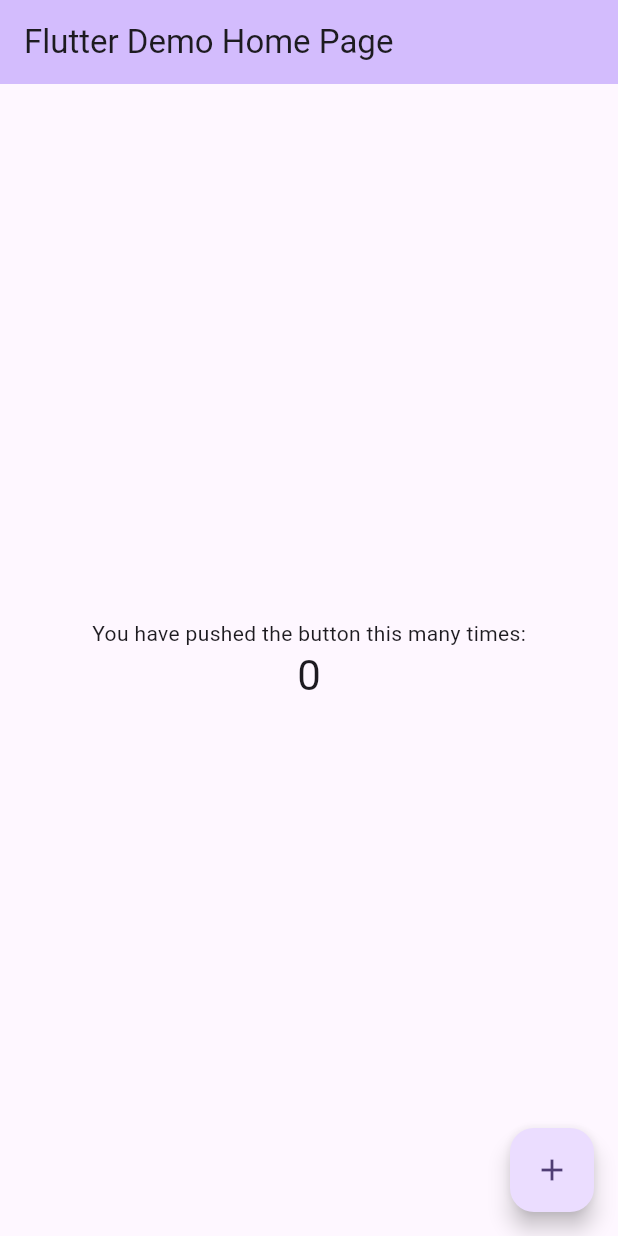
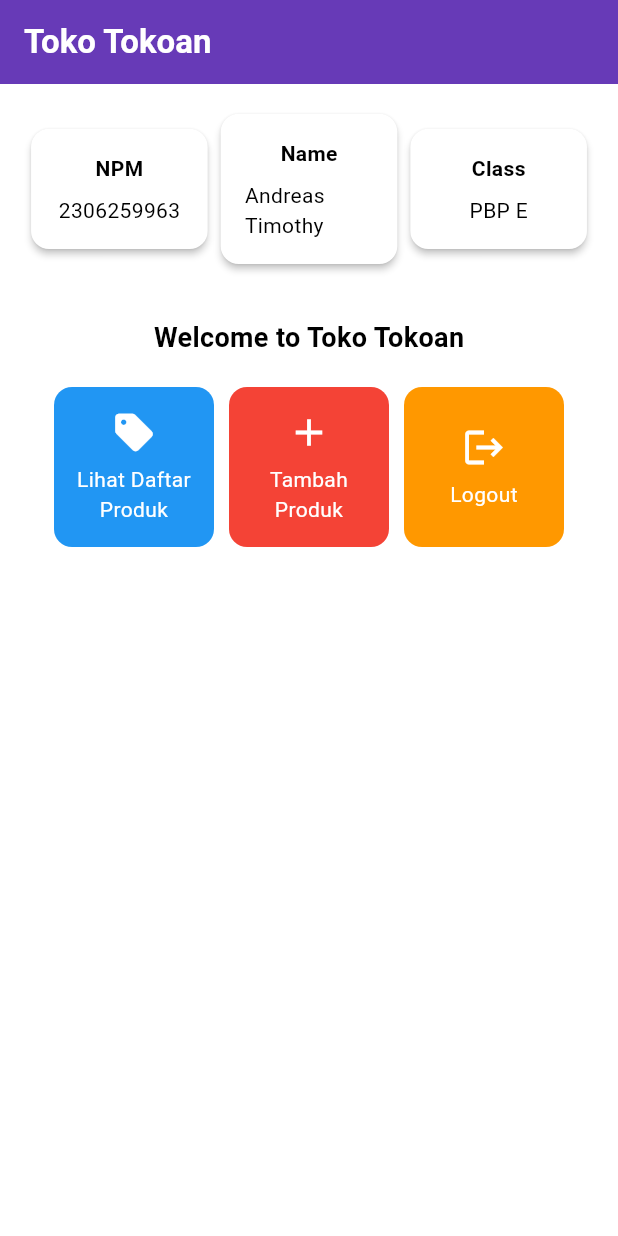
Before and after one commit to andreast12/toko-tokoan-mobile, a Flutter app: the screen it shows after launch, on a phone screen of 412 x 824 dp. Run offline on Flutter 3.47's test engine with Material 3 defaults, Android fonts, the phone set to English and light mode, and no system bars.

Commit message:
selesai tugas 7

```diff
--- a/lib/main.dart
+++ b/lib/main.dart
@@ -1,4 +1,5 @@
 import 'package:flutter/material.dart';
+import 'package:toko_tokoan/menu.dart';
 
 void main() {
   runApp(const MyApp());
@@ -28,98 +29,11 @@
           //
           // This works for code too, not just values: Most code changes can be
           // tested with just a hot reload.
-        colorScheme: ColorScheme.fromSeed(seedColor: Colors.deepPurple),
+          colorScheme: ColorScheme.fromSwatch(
+            primarySwatch: Colors.deepPurple,
+          ).copyWith(secondary: Colors.deepPurple[400]),
           useMaterial3: true,
         ),
-      home: const MyHomePage(title: 'Flutter Demo Home Page'),
-    );
+        home: MyHomePage());
   }
 }
-
-class MyHomePage extends StatefulWidget {
-  const MyHomePage({super.key, required this.title});
-
-  // This widget is the home page of your application. It is stateful, meaning
-  // that it has a State object (defined below) that contains fields that affect
-  // how it looks.
-
-  // This class is the configuration for the state. It holds the values (in this
-  // case the title) provided by the parent (in this case the App widget) and
-  // used by the build method of the State. Fields in a Widget subclass are
-  // always marked "final".
-
-  final String title;
-
-  @override
-  State<MyHomePage> createState() => _MyHomePageState();
-}
-
-class _MyHomePageState extends State<MyHomePage> {
-  int _counter = 0;
-
-  void _incrementCounter() {
-    setState(() {
-      // This call to setState tells the Flutter framework that something has
-      // changed in this State, which causes it to rerun the build method below
-      // so that the display can reflect the updated values. If we changed
-      // _counter without calling setState(), then the build method would not be
-      // called again, and so nothing would appear to happen.
-      _counter++;
-    });
-  }
-
-  @override
-  Widget build(BuildContext context) {
-    // This method is rerun every time setState is called, for instance as done
-    // by the _incrementCounter method above.
-    //
-    // The Flutter framework has been optimized to make rerunning build methods
-    // fast, so that you can just rebuild anything that needs updating rather
-    // than having to individually change instances of widgets.
-    return Scaffold(
-      appBar: AppBar(
-        // TRY THIS: Try changing the color here to a specific color (to
-        // Colors.amber, perhaps?) and trigger a hot reload to see the AppBar
-        // change color while the other colors stay the same.
-        backgroundColor: Theme.of(context).colorScheme.inversePrimary,
-        // Here we take the value from the MyHomePage object that was created by
-        // the App.build method, and use it to set our appbar title.
-        title: Text(widget.title),
-      ),
-      body: Center(
-        // Center is a layout widget. It takes a single child and positions it
-        // in the middle of the parent.
-        child: Column(
-          // Column is also a layout widget. It takes a list of children and
-          // arranges them vertically. By default, it sizes itself to fit its
-          // children horizontally, and tries to be as tall as its parent.
-          //
-          // Column has various properties to control how it sizes itself and
-          // how it positions its children. Here we use mainAxisAlignment to
-          // center the children vertically; the main axis here is the vertical
-          // axis because Columns are vertical (the cross axis would be
-          // horizontal).
-          //
-          // TRY THIS: Invoke "debug painting" (choose the "Toggle Debug Paint"
-          // action in the IDE, or press "p" in the console), to see the
-          // wireframe for each widget.
-          mainAxisAlignment: MainAxisAlignment.center,
-          children: <Widget>[
-            const Text(
-              'You have pushed the button this many times:',
-            ),
-            Text(
-              '$_counter',
-              style: Theme.of(context).textTheme.headlineMedium,
-            ),
-          ],
-        ),
-      ),
-      floatingActionButton: FloatingActionButton(
-        onPressed: _incrementCounter,
-        tooltip: 'Increment',
-        child: const Icon(Icons.add),
-      ), // This trailing comma makes auto-formatting nicer for build methods.
-    );
-  }
-}
--- /dev/null
+++ b/lib/menu.dart
@@ -0,0 +1,187 @@
+import 'package:flutter/material.dart';
+
+class MyHomePage extends StatelessWidget {
+  final String npm = '2306259963'; // NPM
+  final String name = 'Andreas Timothy'; // Nama
+  final String className = 'PBP E'; // Kelas
+  final List<ItemHomepage> items = [
+    ItemHomepage("Lihat Daftar Produk", Icons.sell, Colors.blue),
+    ItemHomepage("Tambah Produk", Icons.add, Colors.red),
+    ItemHomepage("Logout", Icons.logout, Colors.orange),
+  ];
+
+  MyHomePage({super.key});
+
+  @override
+  Widget build(BuildContext context) {
+    // Scaffold menyediakan struktur dasar halaman dengan AppBar dan body.
+    return Scaffold(
+      // AppBar adalah bagian atas halaman yang menampilkan judul.
+      appBar: AppBar(
+        // Judul aplikasi "Toko Tokoan" dengan teks putih dan tebal.
+        title: const Text(
+          'Toko Tokoan',
+          style: TextStyle(
+            color: Colors.white,
+            fontWeight: FontWeight.bold,
+          ),
+        ),
+        // Warna latar belakang AppBar diambil dari skema warna tema aplikasi.
+        backgroundColor: Theme.of(context).colorScheme.primary,
+      ),
+      // Body halaman dengan padding di sekelilingnya.
+      body: Padding(
+        padding: const EdgeInsets.all(16.0),
+        // Menyusun widget secara vertikal dalam sebuah kolom.
+        child: Column(
+          crossAxisAlignment: CrossAxisAlignment.center,
+          children: [
+            // Row untuk menampilkan 3 InfoCard secara horizontal.
+            Row(
+              mainAxisAlignment: MainAxisAlignment.spaceEvenly,
+              children: [
+                InfoCard(title: 'NPM', content: npm),
+                InfoCard(title: 'Name', content: name),
+                InfoCard(title: 'Class', content: className),
+              ],
+            ),
+
+            // Memberikan jarak vertikal 16 unit.
+            const SizedBox(height: 16.0),
+
+            // Menempatkan widget berikutnya di tengah halaman.
+            Center(
+              child: Column(
+                // Menyusun teks dan grid item secara vertikal.
+
+                children: [
+                  // Menampilkan teks sambutan dengan gaya tebal dan ukuran 18.
+                  const Padding(
+                    padding: EdgeInsets.only(top: 16.0),
+                    child: Text(
+                      'Welcome to Toko Tokoan',
+                      style: TextStyle(
+                        fontWeight: FontWeight.bold,
+                        fontSize: 18.0,
+                      ),
+                    ),
+                  ),
+
+                  // Grid untuk menampilkan ItemCard dalam bentuk grid 3 kolom.
+                  GridView.count(
+                    primary: true,
+                    padding: const EdgeInsets.all(20),
+                    crossAxisSpacing: 10,
+                    mainAxisSpacing: 10,
+                    crossAxisCount: 3,
+                    // Agar grid menyesuaikan tinggi kontennya.
+                    shrinkWrap: true,
+
+                    // Menampilkan ItemCard untuk setiap item dalam list items.
+                    children: items.map((ItemHomepage item) {
+                      return ItemCard(item);
+                    }).toList(),
+                  ),
+                ],
+              ),
+            ),
+          ],
+        ),
+      ),
+    );
+  }
+}
+
+class ItemHomepage {
+  final String name;
+  final IconData icon;
+  final MaterialColor color;
+
+  ItemHomepage(this.name, this.icon, this.color);
+}
+
+class InfoCard extends StatelessWidget {
+  // Kartu informasi yang menampilkan title dan content.
+
+  final String title; // Judul kartu.
+  final String content; // Isi kartu.
+
+  const InfoCard({super.key, required this.title, required this.content});
+
+  @override
+  Widget build(BuildContext context) {
+    return Card(
+      // Membuat kotak kartu dengan bayangan dibawahnya.
+      elevation: 2.0,
+      child: Container(
+        // Mengatur ukuran dan jarak di dalam kartu.
+        width: MediaQuery.of(context).size.width /
+            3.5, // menyesuaikan dengan lebar device yang digunakan.
+        padding: const EdgeInsets.all(16.0),
+        // Menyusun title dan content secara vertikal.
+        child: Column(
+          children: [
+            Text(
+              title,
+              style: const TextStyle(fontWeight: FontWeight.bold),
+            ),
+            const SizedBox(height: 8.0),
+            Text(content),
+          ],
+        ),
+      ),
+    );
+  }
+}
+
+class ItemCard extends StatelessWidget {
+  // Menampilkan kartu dengan ikon dan nama.
+
+  final ItemHomepage item;
+
+  const ItemCard(this.item, {super.key});
+
+  @override
+  Widget build(BuildContext context) {
+    return Material(
+      // Menentukan warna latar belakang dari tema aplikasi.
+      color: item.color,
+      // Membuat sudut kartu melengkung.
+      borderRadius: BorderRadius.circular(12),
+
+      child: InkWell(
+        // Aksi ketika kartu ditekan.
+        onTap: () {
+          // Menampilkan pesan SnackBar saat kartu ditekan.
+          ScaffoldMessenger.of(context)
+            ..hideCurrentSnackBar()
+            ..showSnackBar(SnackBar(
+                content: Text("Kamu telah menekan tombol ${item.name}!")));
+        },
+        // Container untuk menyimpan Icon dan Text
+        child: Container(
+          padding: const EdgeInsets.all(8),
+          child: Center(
+            child: Column(
+              // Menyusun ikon dan teks di tengah kartu.
+              mainAxisAlignment: MainAxisAlignment.center,
+              children: [
+                Icon(
+                  item.icon,
+                  color: Colors.white,
+                  size: 30.0,
+                ),
+                const Padding(padding: EdgeInsets.all(3)),
+                Text(
+                  item.name,
+                  textAlign: TextAlign.center,
+                  style: const TextStyle(color: Colors.white),
+                ),
+              ],
+            ),
+          ),
+        ),
+      ),
+    );
+  }
+}
```
Also changed, not shown: 2 other files. Lines whose indentation alone changed are shown as unchanged.
